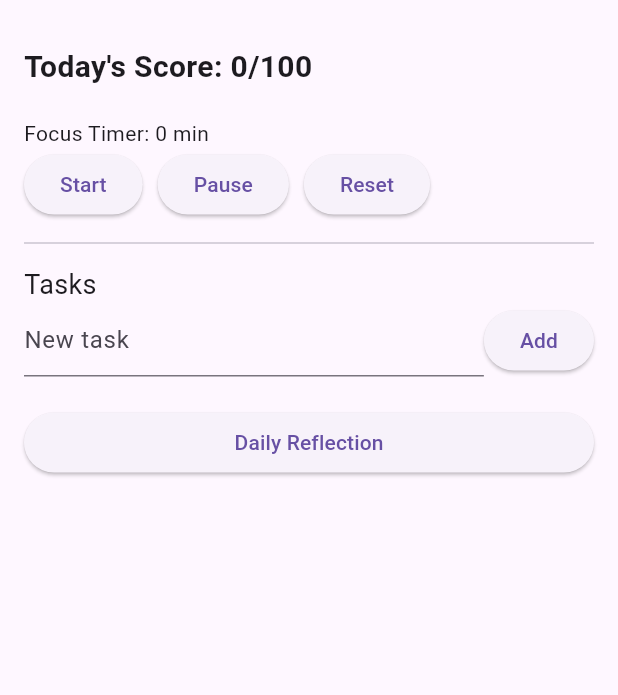
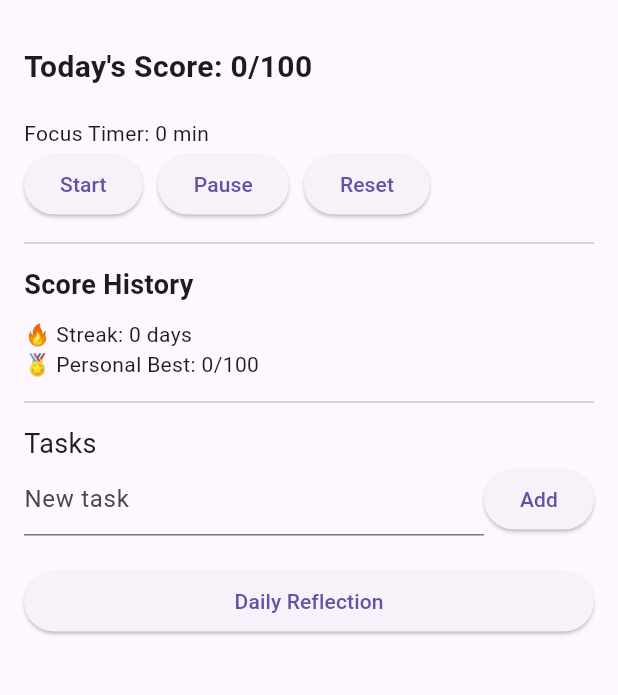
Before and after one commit to blamey-stride1/focus_day_app, a Flutter app: the screen it shows after launch, on a phone screen of 412 x 824 dp, the part 63-758 px from its top. Run offline on Flutter 3.47's test engine with Material 3 defaults, Android fonts, the phone set to English and light mode, and no system bars; our stand-ins replace shared_preferences.

Commit message:
Completed Day 3: score history, streaks, and personal best tracking

```diff
--- a/lib/main.dart
+++ b/lib/main.dart
@@ -38,10 +38,44 @@ class _HomeScreenState extends State<HomeScreen> {
   bool isRunning = false;
   String dailyReflection = '';
 
+Map<String, int> scoreHistory = {}; // date: score
+int currentStreak = 0;
+int personalBest = 0;
+String lastOpenDate = '';
+
   @override
 void initState() {
   super.initState();
+  checkForNewDay();
   loadData();
+}
+
+void checkForNewDay() {
+  String today = DateTime.now().toIso8601String().substring(0, 10);
+
+  if (lastOpenDate != today && lastOpenDate != '') {
+    // Save yesterday's score
+    scoreHistory[lastOpenDate] = productivityScore;
+
+    // Update personal best
+    if (productivityScore > personalBest) {
+      personalBest = productivityScore;
+    }
+
+    // Update streak
+    if (productivityScore >= 70) {
+      currentStreak += 1;
+    } else {
+      currentStreak = 0;
+    }
+
+    // Reset session (if needed)
+    sessionMinutes = 0;
+    tasks = [];
+  }
+
+  lastOpenDate = today;
+  saveData();
 }
 
 void loadData() async {
@@ -52,6 +86,10 @@ void loadData() async {
     final taskList = json.decode(taskData) as List;
     tasks = taskList.map((t) => Task(t['title'], isDone: t['done'])).toList();
   }
+  scoreHistory = Map<String, int>.from(json.decode(prefs.getString('scoreHistory') ?? '{}'));
+  currentStreak = prefs.getInt('streak') ?? 0;
+  personalBest = prefs.getInt('personalBest') ?? 0;
+  lastOpenDate = prefs.getString('lastOpenDate') ?? '';
 
   sessionMinutes = prefs.getInt('sessionMinutes') ?? 0;
   focusMinutes = prefs.getInt('focusMinutes') ?? 0;
@@ -71,6 +109,11 @@ void saveData() async {
   prefs.setInt('sessionMinutes', sessionMinutes);
   prefs.setInt('focusMinutes', focusMinutes);
   prefs.setString('reflection', dailyReflection);
+  prefs.setString('scoreHistory', json.encode(scoreHistory));
+  prefs.setInt('streak', currentStreak);
+  prefs.setInt('personalBest', personalBest);
+  prefs.setString('lastOpenDate', lastOpenDate);
+
 }
 
 
@@ -142,6 +185,22 @@ void saveData() async {
                 ElevatedButton(onPressed: resetTimer, child: Text("Reset")),
               ],
             ),
+            Divider(height: 30),
+            Text("Score History", style: TextStyle(fontSize: 18, fontWeight: FontWeight.bold)),
+
+            for (var date in scoreHistory.keys.toList().reversed.take(7))
+             Padding(
+              padding: const EdgeInsets.symmetric(vertical: 2.0),
+              child: Text(
+                "$date: ${scoreHistory[date]}/100",
+                style: TextStyle(fontSize: 16),
+              ),
+            ),
+
+            SizedBox(height: 10),
+            Text("🔥 Streak: $currentStreak days"),
+            Text("🏅 Personal Best: $personalBest/100"),
+
             Divider(height: 30),
             Text("Tasks", style: TextStyle(fontSize: 18)),
             for (int i = 0; i < tasks.length; i++)
```
